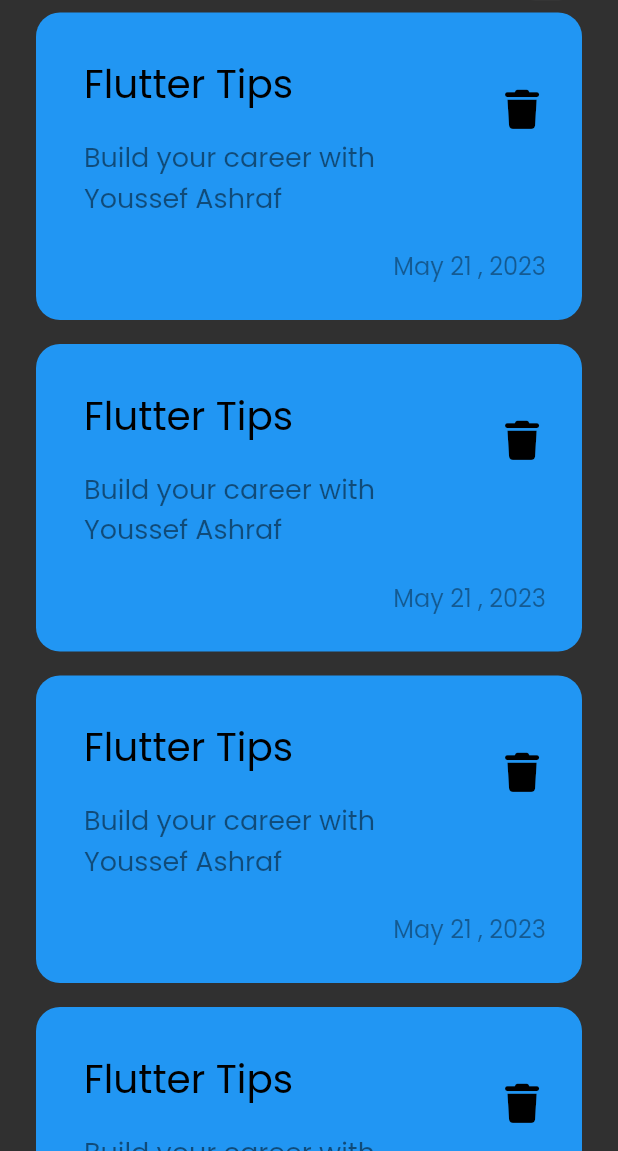
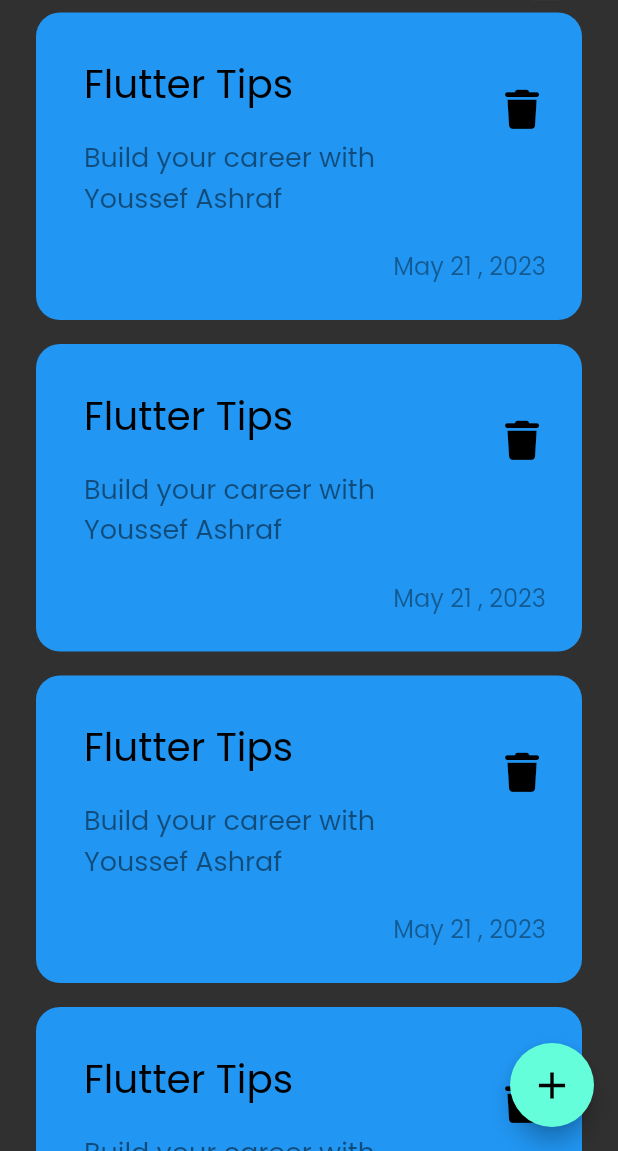
Before and after one commit to eljohnnyy/Note, a Flutter app: the screen it shows after launch, on a phone screen of 412 x 824 dp, the part 85-1236 px from its top. Run offline on Flutter 3.47's test engine with Material 2 defaults, Android fonts, the phone set to English and light mode, and no system bars; our stand-ins replace font_awesome_flutter.

Commit message:
add floatingactionbutton

```diff
--- a/lib/views/notes_view.dart
+++ b/lib/views/notes_view.dart
@@ -7,9 +7,9 @@ class NotesView extends StatelessWidget {
 
   @override
   Widget build(BuildContext context) {
-    return const Scaffold(
-
-      body:NotesViewBody(),
+    return  Scaffold(
+floatingActionButton: FloatingActionButton(onPressed: (){},child:const Icon(Icons.add,size: 30,),),
+      body:const NotesViewBody(),
     );
   }
 }
--- a/lib/widget/notes_view_body.dart
+++ b/lib/widget/notes_view_body.dart
@@ -1,6 +1,6 @@
 import 'package:flutter/cupertino.dart';
 import 'package:note/widget/app_bar.dart';
-import 'package:note/widget/note_item.dart';
+
 
 import 'notes_listview.dart';
 
```
